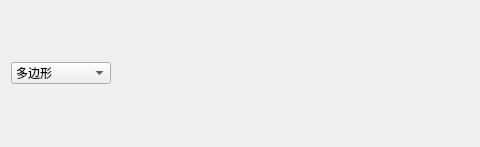
First picture: the form in ImageDisplayToolBar.ui, repository DXia-101/DepthToPCL, before the edit; both pictures show x 0 to 480 and y 0 to 147 of the 706 by 147 pixel window.
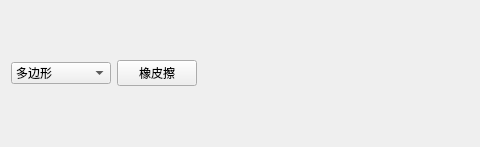
Second picture: the form after the edit.

Commit message: 添加了折线画笔，添加了橡皮擦的功能

What changed in the file:
```diff
--- a/ImageDisplayToolBar.ui
+++ b/ImageDisplayToolBar.ui
@@ -39,6 +39,19 @@
        </item>
       </widget>
      </item>
+     <item>
+      <widget class="QPushButton" name="eraserButton">
+       <property name="text">
+        <string>橡皮擦</string>
+       </property>
+       <property name="checkable">
+        <bool>true</bool>
+       </property>
+       <property name="checked">
+        <bool>false</bool>
+       </property>
+      </widget>
+     </item>
      <item>
       <spacer name="horizontalSpacer">
        <property name="orientation">
```
Left out of the diff: 5 changed lines with no effect on the pictures. The commit also changes 6 other files.
